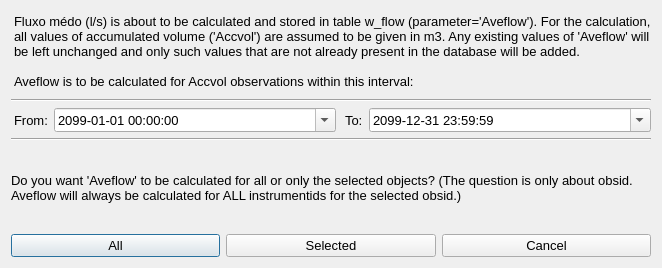
Qt form ui/calc_aveflow_dialog.ui (qgisbrasil/qgis-midvatten-plugin-pt_BR) before a commit.
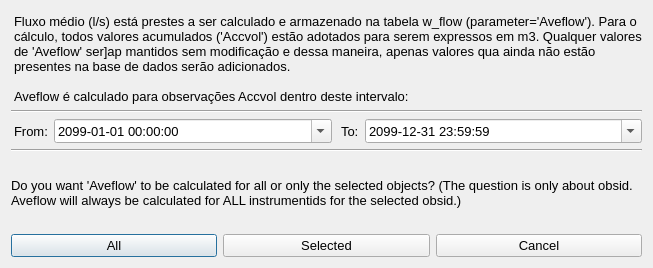
The same form after that commit.

```diff
--- a/ui/calc_aveflow_dialog.ui
+++ b/ui/calc_aveflow_dialog.ui
@@ -67,9 +67,9 @@
         </font>
        </property>
        <property name="text">
-        <string>Fluxo médo (l/s) is about to be calculated and stored in table w_flow (parameter='Aveflow'). For the calculation, all values of accumulated volume ('Accvol') are assumed to be given in m3. Any existing values of 'Aveflow' will be left unchanged and only such values that are not already present in the database will be added. 
+        <string>Fluxo médio (l/s) está prestes a ser calculado e armazenado na tabela w_flow (parameter='Aveflow'). Para o cálculo, todos valores acumulados ('Accvol') estão adotados para serem expressos em m3. Qualquer valores de 'Aveflow' ser]ap mantidos sem modificação e dessa maneira, apenas valores qua ainda não estão presentes na base de dados serão adicionados.
 
-Aveflow is to be calculated for Accvol observations within this interval:</string>
+Aveflow é calculado para observações Accvol dentro deste intervalo:</string>
        </property>
        <property name="alignment">
         <set>Qt::AlignLeading|Qt::AlignLeft|Qt::AlignTop</set>
```
